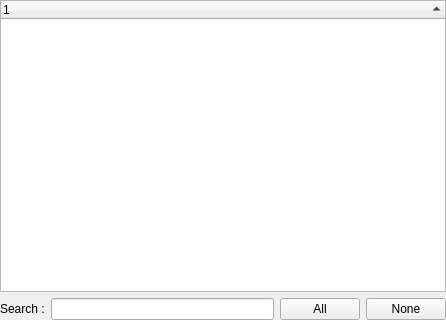
The window that retroshare-gui/src/gui/common/FriendSelectionWidget.ui (RetroShare/RetroShare) describes before a commit, drawn with Qt 5.
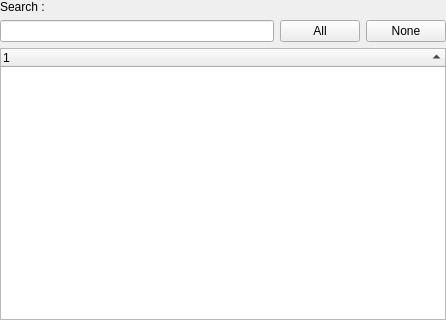
The same window after the commit. Custom widgets are drawn as their Qt base class.

Commit message: Moved Search Filter to the top of the Selection Widget Added a Filter ComboBox for Message Composer, to switch Show types.

The edit to the form file:
```diff
--- a/retroshare-gui/src/gui/common/FriendSelectionWidget.ui
+++ b/retroshare-gui/src/gui/common/FriendSelectionWidget.ui
@@ -14,6 +14,34 @@
    <property name="margin">
     <number>0</number>
    </property>
+   <item>
+    <widget class="QLabel" name="filterLabel">
+     <property name="text">
+      <string>Search :</string>
+     </property>
+    </widget>
+   </item>
+   <item>
+    <layout class="QHBoxLayout" name="horizontalLayout">
+     <item>
+      <widget class="LineEditClear" name="filterLineEdit"/>
+     </item>
+     <item>
+      <widget class="QPushButton" name="selectAll_PB">
+       <property name="text">
+        <string>All</string>
+       </property>
+      </widget>
+     </item>
+     <item>
+      <widget class="QPushButton" name="deselectAll_PB">
+       <property name="text">
+        <string>None</string>
+       </property>
+      </widget>
+     </item>
+    </layout>
+   </item>
    <item>
     <widget class="QTreeWidget" name="friendList">
      <property name="minimumSize">
@@ -44,34 +72,6 @@
      </column>
     </widget>
    </item>
-   <item>
-    <layout class="QHBoxLayout" name="horizontalLayout">
-     <item>
-      <widget class="QLabel" name="filterLabel">
-       <property name="text">
-        <string>Search :</string>
-       </property>
-      </widget>
-     </item>
-     <item>
-      <widget class="LineEditClear" name="filterLineEdit"/>
-     </item>
-     <item>
-      <widget class="QPushButton" name="selectAll_PB">
-       <property name="text">
-        <string>All</string>
-       </property>
-      </widget>
-     </item>
-     <item>
-      <widget class="QPushButton" name="deselectAll_PB">
-       <property name="text">
-        <string>None</string>
-       </property>
-      </widget>
-     </item>
-    </layout>
-   </item>
   </layout>
  </widget>
  <customwidgets>
```
The commit also changes 3 other files.
